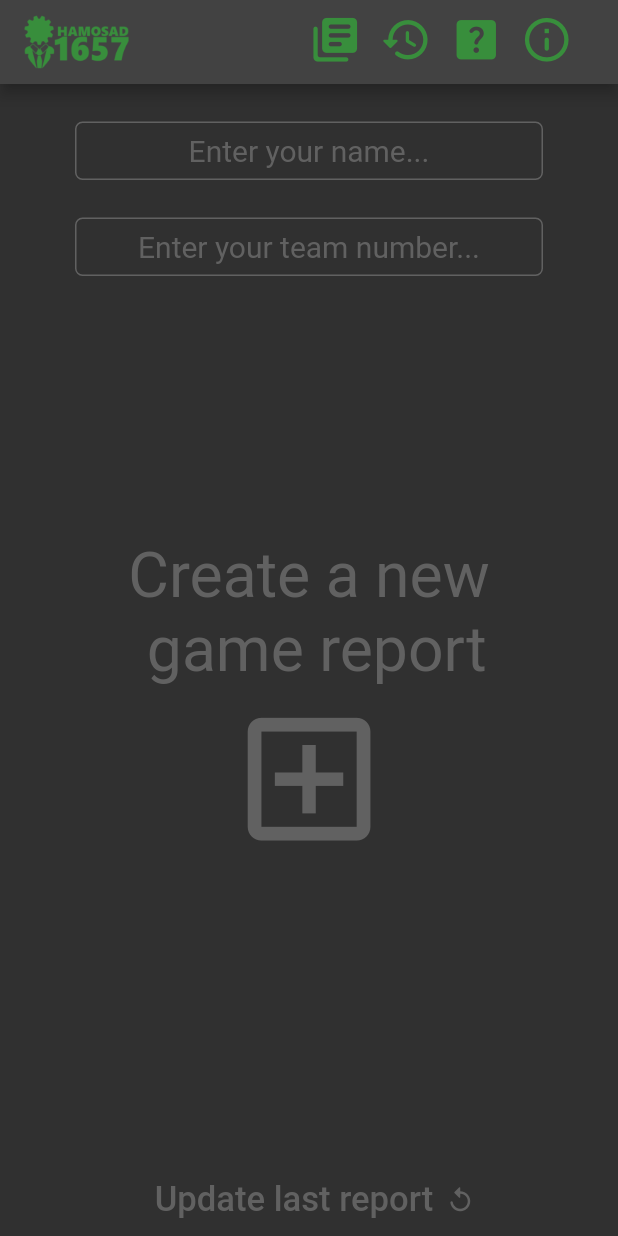
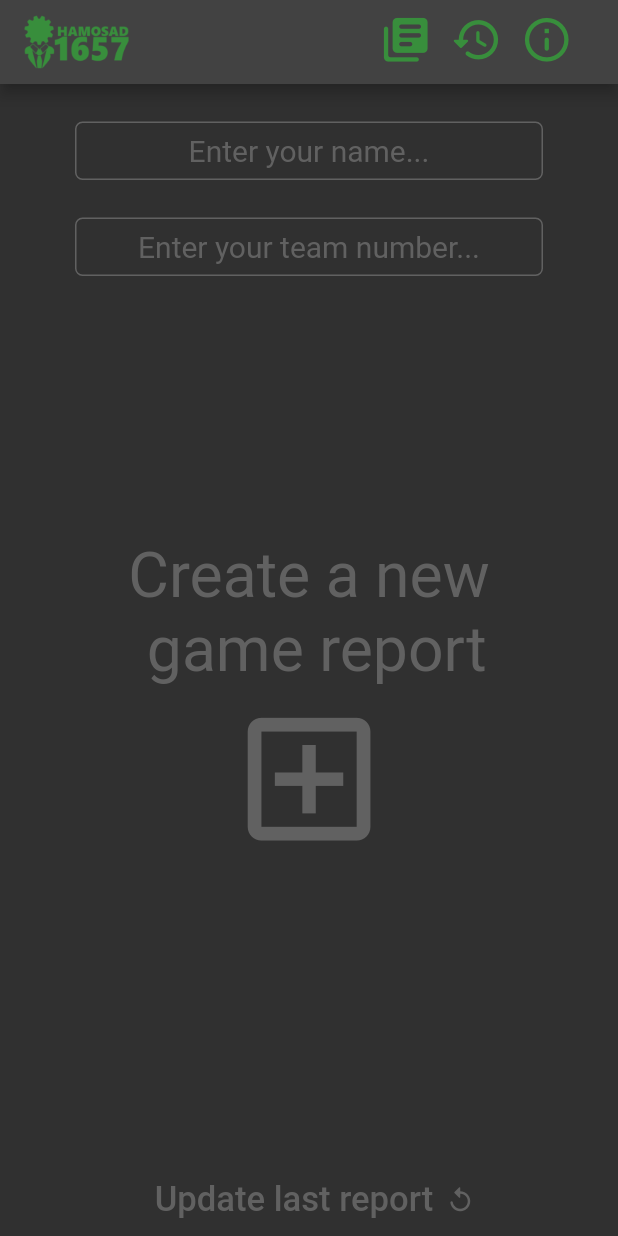
Before and after one commit to HaMosad1657/HamosadScoutingAppWeb, a Flutter app: the screen it shows after launch, on a phone screen of 412 x 824 dp. Run offline on Flutter 3.47's test engine with Material 2 defaults, Android fonts, the phone set to English and light mode, and no system bars; our stand-ins replace firebase_core, firebase_database, google_fonts; accounts and stored records are empty; Roboto replaces fonts that are missing (Abel); project files that could hold a hidden picture were left out.

Commit message:
Idk anymore

```diff
--- a/lib/main.dart
+++ b/lib/main.dart
@@ -7,6 +7,37 @@ import 'package:hamosad_scouting_app/pages/pages.dart';
 import 'package:flutter/services.dart';
 import 'package:firebase_core/firebase_core.dart';
 import 'firebase_options.dart';
+
+class RestartWidget extends StatefulWidget {
+  const RestartWidget({Key? key, required this.child}) : super(key: key);
+
+  final Widget child;
+
+  static void restartApp(BuildContext context) {
+    context.findAncestorStateOfType<_RestartWidgetState>()!.restartApp();
+  }
+
+  @override
+  _RestartWidgetState createState() => _RestartWidgetState();
+}
+
+class _RestartWidgetState extends State<RestartWidget> {
+  Key key = UniqueKey();
+
+  void restartApp() {
+    setState(() {
+      key = UniqueKey();
+    });
+  }
+
+  @override
+  Widget build(BuildContext context) {
+    return KeyedSubtree(
+      key: key,
+      child: widget.child,
+    );
+  }
+}
 
 void main() async {
   if (!kIsWeb && Platform.isWindows) {
@@ -19,7 +50,9 @@ void main() async {
     initData();
     getTeams();
     runApp(
-      const MyApp(),
+      const RestartWidget(
+        child: MyApp(),
+      ),
     );
   }
 }
--- a/lib/pages/endgame_page.dart
+++ b/lib/pages/endgame_page.dart
@@ -7,7 +7,7 @@ class EndgamePage extends StatefulWidget {
   EndgamePage({Key? key}) : super(key: key);
 
   final DataContainer<double> barClimbedData = DataContainer(0);
-  final DataContainer<int> secondsClimbedData = DataContainer(0);
+  final DataContainer<double> secondsClimbedData = DataContainer(0);
   final DataContainer<String> notesData = DataContainer("");
 
   @override
--- a/lib/pages/home_page.dart
+++ b/lib/pages/home_page.dart
@@ -102,20 +102,6 @@ Game Report - A mid-game report about the robot's performance.''',
               Navigator.push(
                 context,
                 MaterialPageRoute(builder: (context) => const HistoryPage()),
-              );
-              SystemSound.play(SystemSoundType.click);
-            },
-          ),
-          GestureDetector(
-            child: Icon(
-              Icons.help_center_rounded,
-              color: accentColor,
-              size: 35,
-            ),
-            onTap: () {
-              Navigator.push(
-                context,
-                MaterialPageRoute(builder: (context) => const HelpPage()),
               );
               SystemSound.play(SystemSoundType.click);
             },
@@ -238,7 +224,6 @@ Game Report - A mid-game report about the robot's performance.''',
                               }.entries);
 
                         creatingNewReport = true;
-                        reportId = generateReportId();
 
                         Navigator.push(
                           context,
--- a/lib/widgets/alliance_buttons.dart
+++ b/lib/widgets/alliance_buttons.dart
@@ -18,7 +18,8 @@ class AllianceButtons extends StatefulWidget {
 class _AllianceButtonsState extends State<AllianceButtons> {
   @override
   Widget build(BuildContext context) {
-    return Padding(
+    return Center(
+      child: Padding(
         padding: const EdgeInsets.all(8),
         child: Row(
           children: [
@@ -79,6 +80,7 @@ class _AllianceButtonsState extends State<AllianceButtons> {
             ),
           ],
         ),
+      ),
     );
   }
 }
--- a/lib/widgets/floationg_action_buttons.dart
+++ b/lib/widgets/floationg_action_buttons.dart
@@ -1,4 +1,5 @@
 import 'package:flutter/material.dart';
+import 'package:hamosad_scouting_app/main.dart';
 import 'package:hamosad_scouting_app/misc/database.dart';
 import 'package:hamosad_scouting_app/pages/pages.dart';
 import 'widgets.dart';
@@ -124,6 +125,7 @@ mixin SubmitButton {
                       text: "SUBMIT",
                       onPressed: () {
                         if (creatingNewReport) {
+                          reportId = generateReportId();
                           lastReport = (reportType == ReportType.game)
                               ? generateGameReportData(id: reportId)
                               : generatePitReportData(id: reportId);
@@ -151,6 +153,7 @@ mixin SubmitButton {
 
                         Navigator.of(context)
                             .popUntil((route) => route.isFirst);
+                        // RestartWidget.restartApp(context);
                       },
                     ),
                   ],
--- a/lib/widgets/stopwatch_timer.dart
+++ b/lib/widgets/stopwatch_timer.dart
@@ -6,7 +6,7 @@ import 'package:hamosad_scouting_app/pages/pages.dart';
 
 class StopwatchTimer extends StatefulWidget {
   final String title;
-  final DataContainer<int> secondsData;
+  final DataContainer<double> secondsData;
 
   const StopwatchTimer({
     Key? key,
@@ -99,7 +99,7 @@ class _StopwatchTimerState extends State<StopwatchTimer> {
                     if (stopwatch.isRunning) {
                       stopwatch.stop();
                       widget.secondsData.value =
-                          stopwatch.elapsedMilliseconds ~/ 1000;
+                          stopwatch.elapsedMilliseconds / 1000;
                     } else {
                       stopwatch.start();
                     }
@@ -125,7 +125,7 @@ class _StopwatchTimerState extends State<StopwatchTimer> {
                     if (!stopwatch.isRunning) {
                       stopwatch.reset();
                       widget.secondsData.value =
-                          stopwatch.elapsedMilliseconds ~/ 1000;
+                          stopwatch.elapsedMilliseconds / 1000;
                     }
                   },
                 ),
```
Also changed, not shown: lib/misc/database.dart (+10 -1 lines), lib/pages/general_information_page.dart (+4 -13 lines), lib/pages/pit_information.dart (+0 -10 lines). Lines whose indentation alone changed are shown as unchanged.
